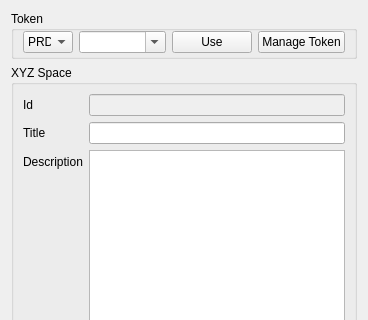
The window that XYZHubConnector/gui/ui/edit_space_dialog.ui (heremaps/xyz-qgis-plugin) describes before a commit, drawn with Qt 5; both pictures show x 0 to 368 and y 0 to 320 of the 368 by 557 pixel window.
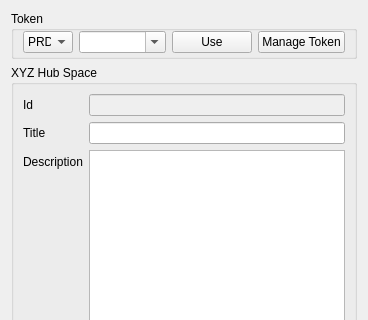
The same window after the commit.

The edit to the form file:
```diff
--- a/XYZHubConnector/gui/ui/edit_space_dialog.ui
+++ b/XYZHubConnector/gui/ui/edit_space_dialog.ui
@@ -141,7 +141,7 @@
       </sizepolicy>
      </property>
      <property name="title">
-      <string>XYZ Space</string>
+      <string>XYZ Hub Space</string>
      </property>
      <layout class="QFormLayout" name="formLayout">
       <item row="0" column="0">
```
Left out of the diff: 2 changed lines with no effect on the pictures.
